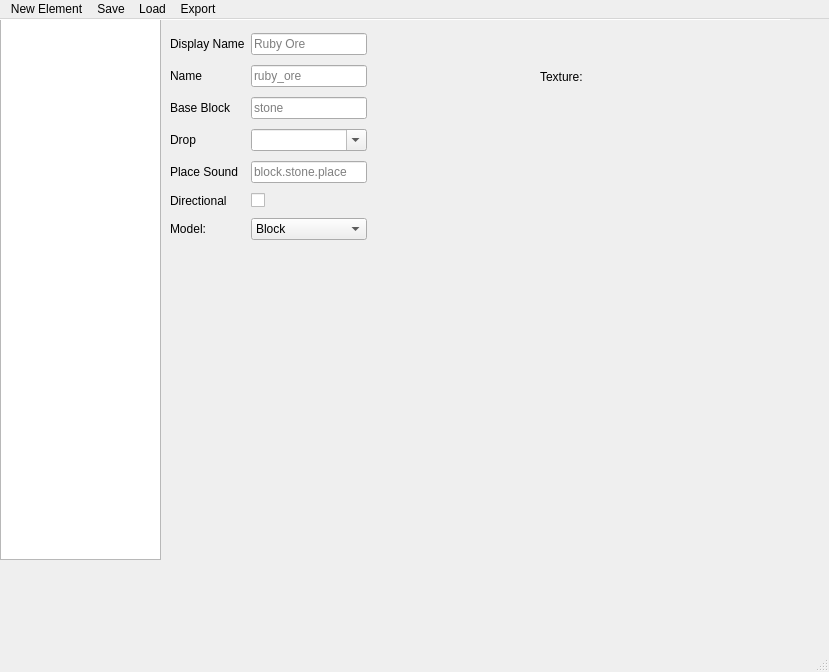
Before: the Qt Designer form new_ui/experemental_ui.ui in Faith-and-Code-Technologies/mDirt, drawn with Qt 5.
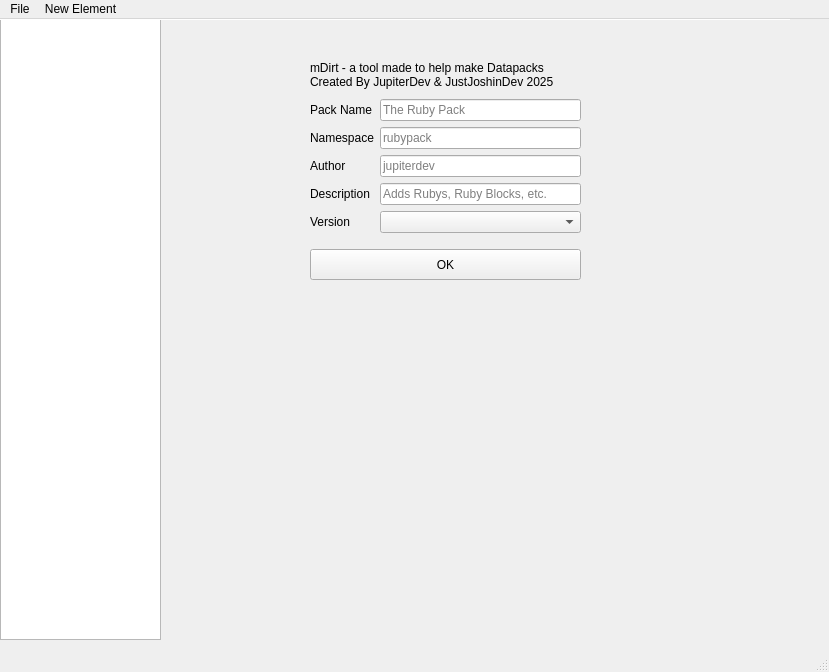
After: the same form once the commit is applied. The open tabs and pages were chosen to show the change.

```diff
--- a/new_ui/experemental_ui.ui
+++ b/new_ui/experemental_ui.ui
@@ -23,7 +23,7 @@
       <x>0</x>
       <y>0</y>
       <width>161</width>
-      <height>541</height>
+      <height>621</height>
      </rect>
     </property>
    </widget>
@@ -46,12 +46,138 @@
       <x>160</x>
       <y>0</y>
       <width>661</width>
-      <height>541</height>
+      <height>611</height>
      </rect>
     </property>
     <property name="currentIndex">
      <number>2</number>
     </property>
+    <widget class="QWidget" name="details">
+     <widget class="QLabel" name="titleLabel">
+      <property name="geometry">
+       <rect>
+        <x>150</x>
+        <y>30</y>
+        <width>271</width>
+        <height>51</height>
+       </rect>
+      </property>
+      <property name="text">
+       <string>mDirt - a tool made to help make Datapacks
+Created By JupiterDev &amp; JustJoshinDev 2025</string>
+      </property>
+     </widget>
+     <widget class="QWidget" name="formLayoutWidget">
+      <property name="geometry">
+       <rect>
+        <x>150</x>
+        <y>80</y>
+        <width>271</width>
+        <height>141</height>
+       </rect>
+      </property>
+      <layout class="QFormLayout" name="formLayout">
+       <item row="0" column="0">
+        <widget class="QLabel" name="packNameLabel">
+         <property name="text">
+          <string>Pack Name</string>
+         </property>
+        </widget>
+       </item>
+       <item row="0" column="1">
+        <widget class="QLineEdit" name="packName">
+         <property name="toolTip">
+          <string>&lt;html&gt;&lt;head/&gt;&lt;body&gt;&lt;p&gt;The name of your Data &amp;amp; Resource packs!&lt;/p&gt;&lt;/body&gt;&lt;/html&gt;</string>
+         </property>
+         <property name="placeholderText">
+          <string>The Ruby Pack</string>
+         </property>
+        </widget>
+       </item>
+       <item row="1" column="0">
+        <widget class="QLabel" name="packNamespaceLabel">
+         <property name="text">
+          <string>Namespace</string>
+         </property>
+        </widget>
+       </item>
+       <item row="1" column="1">
+        <widget class="QLineEdit" name="packNamespace">
+         <property name="toolTip">
+          <string>&lt;html&gt;&lt;head/&gt;&lt;body&gt;&lt;p&gt;The namespace for your packs. This is what the game uses to recognize your packs.&lt;/p&gt;&lt;/body&gt;&lt;/html&gt;</string>
+         </property>
+         <property name="placeholderText">
+          <string>rubypack</string>
+         </property>
+        </widget>
+       </item>
+       <item row="2" column="0">
+        <widget class="QLabel" name="packAuthorLabel">
+         <property name="text">
+          <string>Author</string>
+         </property>
+        </widget>
+       </item>
+       <item row="2" column="1">
+        <widget class="QLineEdit" name="packAuthor">
+         <property name="whatsThis">
+          <string>&lt;html&gt;&lt;head/&gt;&lt;body&gt;&lt;p&gt;You!&lt;/p&gt;&lt;/body&gt;&lt;/html&gt;</string>
+         </property>
+         <property name="placeholderText">
+          <string>jupiterdev</string>
+         </property>
+        </widget>
+       </item>
+       <item row="3" column="0">
+        <widget class="QLabel" name="packDescriptionLabel">
+         <property name="text">
+          <string>Description</string>
+         </property>
+        </widget>
+       </item>
+       <item row="3" column="1">
+        <widget class="QLineEdit" name="packDescription">
+         <property name="toolTip">
+          <string>&lt;html&gt;&lt;head/&gt;&lt;body&gt;&lt;p&gt;The description for your packs!&lt;/p&gt;&lt;/body&gt;&lt;/html&gt;</string>
+         </property>
+         <property name="placeholderText">
+          <string>Adds Rubys, Ruby Blocks, etc.</string>
+         </property>
+        </widget>
+       </item>
+       <item row="4" column="0">
+        <widget class="QLabel" name="packVersionLabel">
+         <property name="text">
+          <string>Version</string>
+         </property>
+        </widget>
+       </item>
+       <item row="4" column="1">
+        <widget class="QComboBox" name="packVersion">
+         <property name="toolTip">
+          <string>&lt;html&gt;&lt;head/&gt;&lt;body&gt;&lt;p&gt;The version your packs will work for.&lt;br/&gt;&lt;span style=&quot; font-weight:700;&quot;&gt;1.21.4 highly recommended!&lt;/span&gt;&lt;/p&gt;&lt;/body&gt;&lt;/html&gt;</string>
+         </property>
+        </widget>
+       </item>
+      </layout>
+     </widget>
+     <widget class="QPushButton" name="packGenerate">
+      <property name="geometry">
+       <rect>
+        <x>150</x>
+        <y>230</y>
+        <width>271</width>
+        <height>31</height>
+       </rect>
+      </property>
+      <property name="toolTip">
+       <string>&lt;html&gt;&lt;head/&gt;&lt;body&gt;&lt;p&gt;Sets the details!&lt;/p&gt;&lt;/body&gt;&lt;/html&gt;</string>
+      </property>
+      <property name="text">
+       <string>OK</string>
+      </property>
+     </widget>
+    </widget>
     <widget class="QWidget" name="blockEditor">
      <widget class="QPushButton" name="blockTextureButtonBottom">
       <property name="geometry">
@@ -94,8 +220,8 @@
      <widget class="QPushButton" name="blockTextureButtonLeft">
       <property name="geometry">
        <rect>
-        <x>380</x>
-        <y>140</y>
+        <x>230</x>
+        <y>90</y>
         <width>50</width>
         <height>50</height>
        </rect>
@@ -170,8 +296,8 @@
      <widget class="QLabel" name="blockTextureLabel">
       <property name="geometry">
        <rect>
-        <x>380</x>
-        <y>50</y>
+        <x>220</x>
+        <y>10</y>
         <width>49</width>
         <height>16</height>
        </rect>
@@ -180,7 +306,7 @@
        <string>Texture:</string>
       </property>
      </widget>
-     <widget class="QWidget" name="">
+     <widget class="QWidget" name="layoutWidget">
       <property name="geometry">
        <rect>
         <x>10</x>
@@ -1381,25 +1507,13 @@
     <addaction name="actionPaintings"/>
     <addaction name="actionItems"/>
    </widget>
-   <widget class="QMenu" name="menuSave">
+   <widget class="QMenu" name="menuFile">
     <property name="title">
-     <string>Save</string>
+     <string>File</string>
     </property>
    </widget>
-   <widget class="QMenu" name="menuLoad">
-    <property name="title">
-     <string>Load</string>
-    </property>
-   </widget>
-   <widget class="QMenu" name="menuExport">
-    <property name="title">
-     <string>Export</string>
-    </property>
-   </widget>
+   <addaction name="menuFile"/>
    <addaction name="menuNew_Element"/>
-   <addaction name="menuSave"/>
-   <addaction name="menuLoad"/>
-   <addaction name="menuExport"/>
   </widget>
   <action name="actionBlock">
    <property name="text">
```
Left out of the diff: 680 changed lines with no effect on the pictures.
